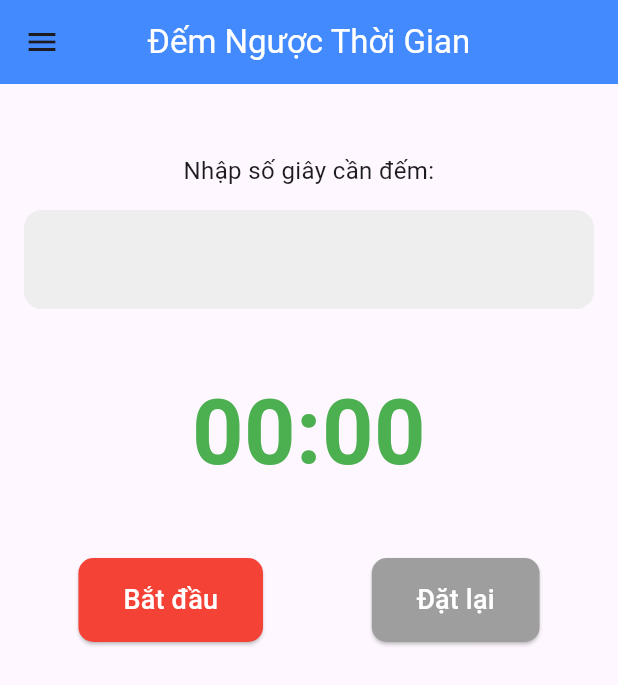
After one commit to MinhNoob1/flutter_nhom2, a Flutter app: the CounterTime screen opened directly, on a phone screen of 412 x 824 dp. The commit adds this screen. Shown: the top 685 px of the screen. Run offline on Flutter 3.47's test engine with Material 3 defaults, Android fonts, the phone set to English and light mode, and no system bars; our stand-ins replace dio, file_picker, shared_preferences; accounts and stored records are empty.

Commit message:
sửa lại giao diện và thêm chức năng đếm thời gian trong ứng dụng counter

```diff
--- a/lib/list/bai14_profile_screen.dart
+++ b/lib/list/bai14_profile_screen.dart
@@ -21,11 +21,10 @@ class _ProfileScreenState extends State<ProfileScreen> {
 
   void loadData() async {
     final result = await authService.getProfile();
-
     if (!mounted) return;
-
     if (result == null) {
       await authService.logout();
+      if (!mounted) return;
       Navigator.pushAndRemoveUntil(
         context,
         MaterialPageRoute(builder: (_) => const FormDangNhap()),
@@ -50,7 +49,7 @@ class _ProfileScreenState extends State<ProfileScreen> {
             icon: const Icon(Icons.logout),
             onPressed: () async {
               await authService.logout();
-              if (!mounted) return;
+              if (!context.mounted) return;
               Navigator.pushAndRemoveUntil(
                 context,
                 MaterialPageRoute(builder: (_) => const FormDangNhap()),
--- a/lib/list/bai6_counter_app.dart
+++ b/lib/list/bai6_counter_app.dart
@@ -1,4 +1,5 @@
 import 'package:flutter/material.dart';
+import 'package:flutter_nhom2/my_drawer.dart';
 
 class CounterApp extends StatefulWidget {
   const CounterApp({super.key});
@@ -14,7 +15,6 @@ class _CounterAppState extends State<CounterApp> {
     return Colors.red;
   }
 
-  // Các hàm xử lý nút
   void increase() => setState(() => counter++);
   void decrease() => setState(() => counter--);
   void reset() => setState(() => counter = 0);
@@ -23,10 +23,11 @@ class _CounterAppState extends State<CounterApp> {
   Widget build(BuildContext context) {
     return Scaffold(
       appBar: AppBar(
-        title: const Text('📱 Ứng dụng Đếm số'),
+        title: const Text('Ứng dụng Đếm số'),
         backgroundColor: Colors.blue,
         centerTitle: true,
       ),
+      drawer: const MyDrawer(),
       body: Center(
         child: Column(
           mainAxisAlignment: MainAxisAlignment.center,
--- /dev/null
+++ b/lib/list/bai7_counter_time.dart
@@ -0,0 +1,183 @@
+import 'dart:async';
+import 'package:flutter/material.dart';
+import 'package:flutter_nhom2/my_drawer.dart';
+
+class CounterTime extends StatefulWidget {
+  const CounterTime({super.key});
+
+  @override
+  State<CounterTime> createState() => _CounterTimeState();
+}
+
+class _CounterTimeState extends State<CounterTime> {
+  Timer? _timer;
+  int _currentTime = 0;
+  bool _isRunning = false;
+
+  final TextEditingController _controller = TextEditingController();
+
+  // Hàm chuyển đổi số giây thành chuỗi 00:00:00 gọn gàng
+  String _formatTime(int totalSeconds) {
+    final int hours = totalSeconds ~/ 3600;
+    final int minutes = (totalSeconds % 3600) ~/ 60;
+    final int seconds = totalSeconds % 60;
+
+    final String m = minutes.toString().padLeft(2, '0');
+    final String s = seconds.toString().padLeft(2, '0');
+
+    // Nếu có giờ thì hiện giờ, không thì chỉ hiện phút:giây
+    return hours > 0
+        ? '${hours.toString().padLeft(2, '0')}:$m:$s'
+        : '$m:$s';
+  }
+
+  void _startTimer() {
+    FocusScope.of(context).unfocus();
+
+    final int? inputSeconds = int.tryParse(_controller.text);
+
+    if (inputSeconds == null || inputSeconds <= 0) {
+      ScaffoldMessenger.of(context).showSnackBar(
+        const SnackBar(
+          content: Text('Vui lòng nhập số giây lớn hơn 0!'),
+          duration: Duration(seconds: 2),
+        ),
+      );
+      return;
+    }
+
+    _timer?.cancel();
+    setState(() {
+      _currentTime = inputSeconds;
+      _isRunning = true;
+    });
+
+    _timer = Timer.periodic(const Duration(seconds: 1), (timer) {
+      if (!mounted) return;
+
+      if (_currentTime > 0) {
+        setState(() {
+          _currentTime--;
+        });
+      } else {
+        timer.cancel();
+        setState(() {
+          _isRunning = false;
+        });
+        ScaffoldMessenger.of(context).showSnackBar(
+          const SnackBar(content: Text('Đã hết giờ!')),
+        );
+      }
+    });
+  }
+
+  void _resetTimer() {
+    _timer?.cancel();
+    setState(() {
+      _currentTime = 0;
+      _isRunning = false;
+      _controller.clear();
+    });
+  }
+
+  @override
+  void dispose() {
+    _timer?.cancel();
+    _controller.dispose();
+    super.dispose();
+  }
+
+  @override
+  Widget build(BuildContext context) {
+    return GestureDetector(
+      onTap: () => FocusScope.of(context).unfocus(),
+      child: Scaffold(
+        appBar: AppBar(
+          title: const Text("Đếm Ngược Thời Gian", style: TextStyle(color: Colors.white)),
+          centerTitle: true,
+          backgroundColor: Colors.blueAccent,
+        ),
+        drawer: const MyDrawer(),
+        body: SingleChildScrollView(
+          padding: const EdgeInsets.all(16.0),
+          child: Column(
+            crossAxisAlignment: CrossAxisAlignment.stretch,
+            children: [
+              const SizedBox(height: 30),
+              const Text(
+                "Nhập số giây cần đếm:",
+                style: TextStyle(fontSize: 16),
+                textAlign: TextAlign.center,
+              ),
+              const SizedBox(height: 15),
+
+              TextField(
+                controller: _controller,
+                keyboardType: TextInputType.number,
+                textAlign: TextAlign.center,
+                style: const TextStyle(fontSize: 24, fontWeight: FontWeight.bold),
+                decoration: InputDecoration(
+                  filled: true,
+                  fillColor: Colors.grey[200],
+                  contentPadding: const EdgeInsets.symmetric(vertical: 15),
+                  border: OutlineInputBorder(
+                    borderRadius: BorderRadius.circular(12.0),
+                    borderSide: BorderSide.none,
+                  ),
+                  focusedBorder: OutlineInputBorder(
+                    borderRadius: BorderRadius.circular(12.0),
+                    borderSide: const BorderSide(color: Colors.blueAccent, width: 2),
+                  ),
+                ),
+              ),
+
+              const SizedBox(height: 40),
+
+              Text(
+                _formatTime(_currentTime),
+                textAlign: TextAlign.center,
+                style: const TextStyle(
+                  fontSize: 60,
+                  color: Colors.green,
+                  fontWeight: FontWeight.bold,
+                ),
+              ),
+
+              const SizedBox(height: 40),
+
+              Row(
+                mainAxisAlignment: MainAxisAlignment.spaceAround,
+                children: [
+                  ElevatedButton(
+                    onPressed: _startTimer,
+                    style: ElevatedButton.styleFrom(
+                      backgroundColor: _isRunning ? Colors.grey : Colors.red,
+                      padding: const EdgeInsets.symmetric(horizontal: 30, vertical: 15),
+                      shape: RoundedRectangleBorder(borderRadius: BorderRadius.circular(10)),
+                    ),
+                    child: Text(
+                      _isRunning ? "Đang chạy..." : "Bắt đầu",
+                      style: const TextStyle(fontSize: 18, color: Colors.white),
+                    ),
+                  ),
+                  ElevatedButton(
+                    onPressed: _resetTimer,
+                    style: ElevatedButton.styleFrom(
+                      backgroundColor: Colors.grey,
+                      padding: const EdgeInsets.symmetric(horizontal: 30, vertical: 15),
+                      shape: RoundedRectangleBorder(borderRadius: BorderRadius.circular(10)),
+                    ),
+                    child: const Text(
+                      "Đặt lại",
+                      style: TextStyle(fontSize: 18, color: Colors.white),
+                    ),
+                  ),
+                ],
+              )
+            ],
+          ),
+        ),
+      ),
+    );
+  }
+}
--- a/lib/my_drawer.dart
+++ b/lib/my_drawer.dart
@@ -6,7 +6,7 @@ import 'list/bai3_guide_to_layout.dart';
 import 'list/bai4_my_classroom.dart';
 import 'list/bai5_changer_color_app.dart';
 import 'list/bai6_counter_app.dart';
-//
+import 'list/bai7_counter_time.dart';
 import 'list/bai8_tinh_bmi.dart';
 import 'list/bai9_form_dang_nhap.dart';
 import 'list/bai10_form_dang_ky.dart';
@@ -63,7 +63,7 @@ class MyDrawer extends StatelessWidget {
           _item(context, "Bài 4 - Classroom", const MyClassroom()),
           _item(context, "Bài 5 - Change Color", const ChangeColorApp()),
           _item(context, "Bài 6 - Counter", const CounterApp()),
-          //
+          _item(context, "Bài 7 - Counter Time", const CounterTime()),
           _item(context, "Bài 8 - BMI", const TinhBMI()),
           _item(context, "Bài 9 - Login", const FormDangNhap()),
           _item(context, "Bài 10 - Register", const FormDangKy()),
```
Also changed, not shown: lib/home_page.dart (+4 -4 lines), lib/list/bai9_form_dang_nhap.dart (+24 -9 lines), lib/service/api.dart (+5 -5 lines).
